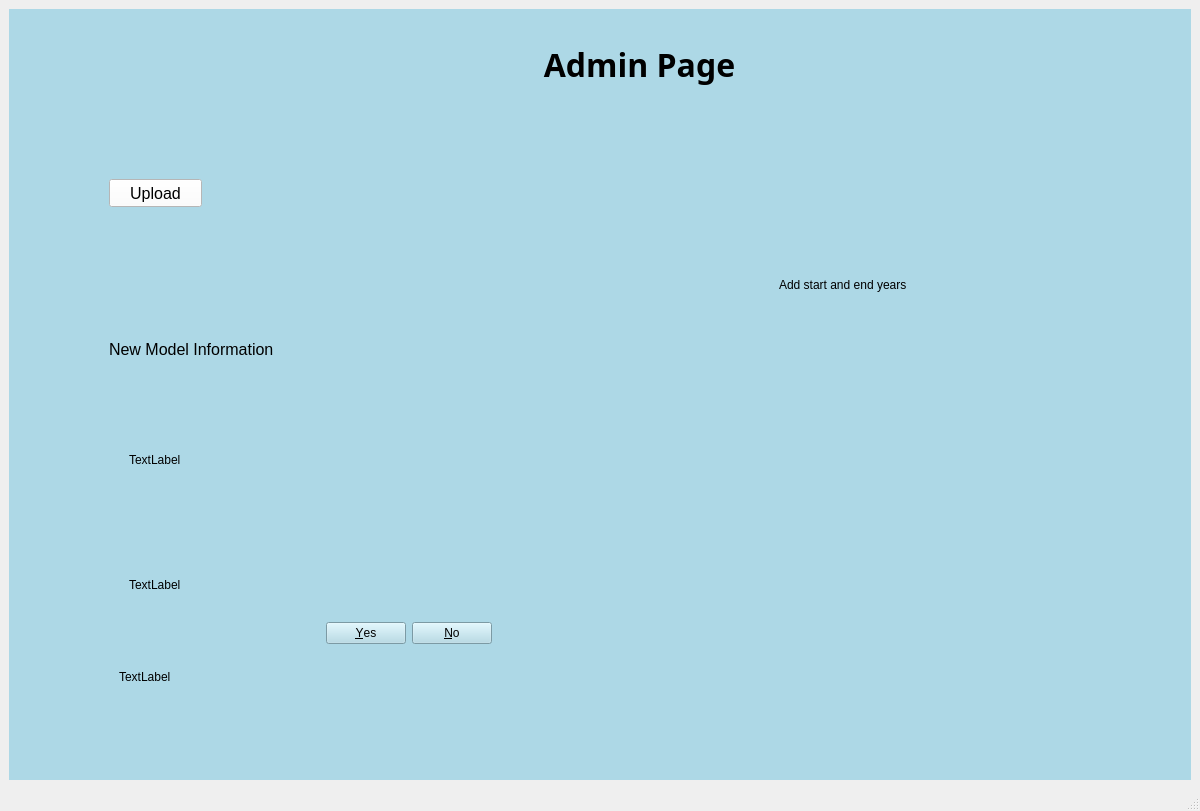
First picture: the form in resources/flight_delay_multi_page.ui, repository fangyulim/BTS_Flight_Forecast, before the edit.
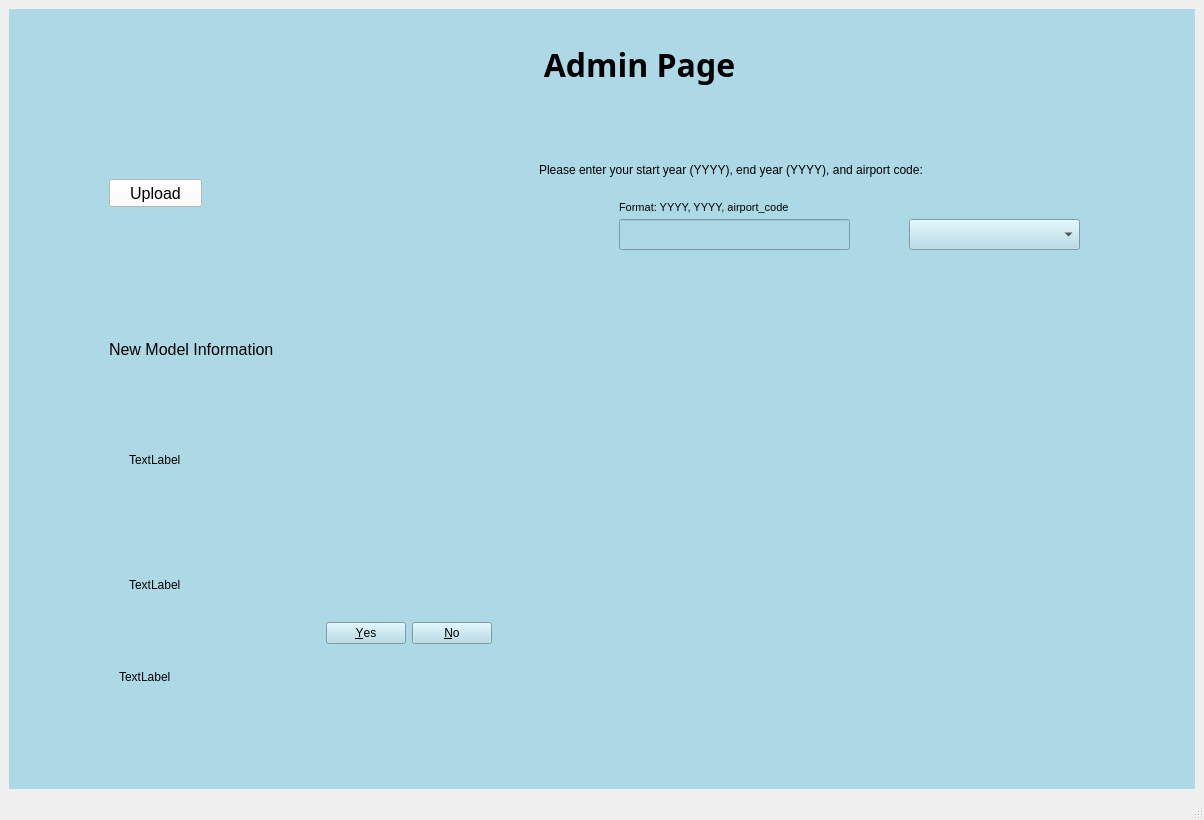
Second picture: the form after the edit. The open tabs and pages were chosen to show the change.

What changed in the file:
```diff
--- a/resources/flight_delay_multi_page.ui
+++ b/resources/flight_delay_multi_page.ui
@@ -6,8 +6,8 @@
    <rect>
     <x>0</x>
     <y>0</y>
-    <width>1200</width>
-    <height>811</height>
+    <width>1204</width>
+    <height>820</height>
    </rect>
   </property>
   <property name="windowTitle">
@@ -624,14 +624,57 @@
        <widget class="QLabel" name="label_4">
         <property name="geometry">
          <rect>
-          <x>770</x>
+          <x>530</x>
+          <y>130</y>
+          <width>511</width>
+          <height>61</height>
+         </rect>
+        </property>
+        <property name="font">
+         <font>
+          <pointsize>9</pointsize>
+         </font>
+        </property>
+        <property name="text">
+         <string>Please enter your start year (YYYY), end year (YYYY), and airport code:</string>
+        </property>
+       </widget>
+       <widget class="QLabel" name="label">
+        <property name="geometry">
+         <rect>
+          <x>610</x>
+          <y>190</y>
+          <width>421</width>
+          <height>16</height>
+         </rect>
+        </property>
+        <property name="font">
+         <font>
+          <pointsize>8</pointsize>
+         </font>
+        </property>
+        <property name="text">
+         <string>Format: YYYY, YYYY, airport_code</string>
+        </property>
+       </widget>
+       <widget class="QLineEdit" name="lineEdit">
+        <property name="geometry">
+         <rect>
+          <x>610</x>
           <y>210</y>
           <width>231</width>
-          <height>131</height>
+          <height>31</height>
          </rect>
         </property>
-        <property name="text">
-         <string>Add start and end years</string>
+       </widget>
+       <widget class="QComboBox" name="admin_airport_code">
+        <property name="geometry">
+         <rect>
+          <x>900</x>
+          <y>210</y>
+          <width>171</width>
+          <height>31</height>
+         </rect>
         </property>
        </widget>
       </widget>
```
Left out of the diff: 8 changed lines with no effect on the pictures.
